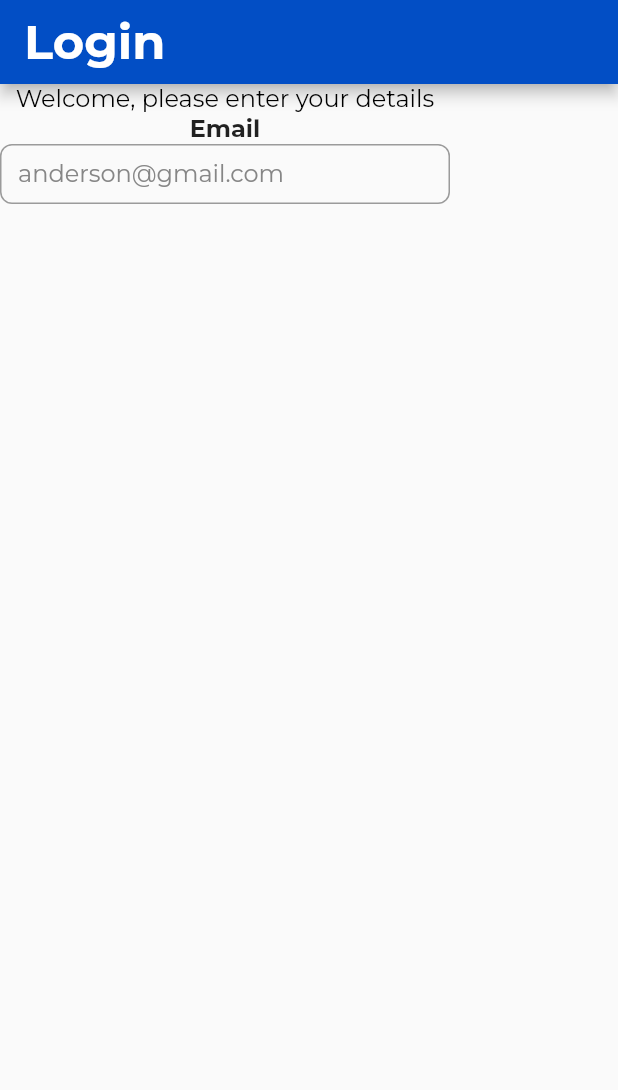
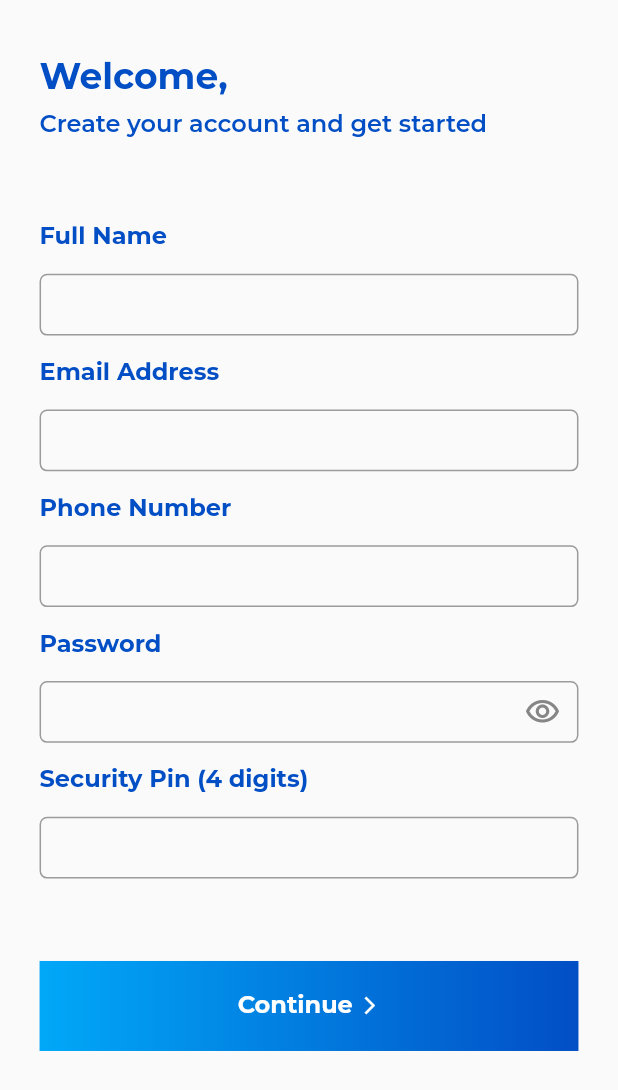
Before and after one commit to aderemi-alo/gt2022_pay, a Flutter app: the screen it shows after launch, on a phone screen of 412 x 824 dp. Shown: the top 1090 px of the screen. Run offline on Flutter 3.47's test engine with Material 2 defaults, Android fonts, the phone set to English and light mode, and no system bars; our stand-ins replace google_fonts, hexcolor.

Commit message:
completed the ui for the login screen

```diff
--- a/lib/constants.dart
+++ b/lib/constants.dart
@@ -20,3 +20,5 @@ final backgroundColor = HexColor("#FBB040");
 final Color grey1 = HexColor("#333333");
 final Color tertiaryBlue = HexColor("#01A8F8");
 final Color fieldGray = HexColor("#868686");
+
+//Aspect rations for width and height based on screen size
--- a/lib/screens.dart/login.dart
+++ b/lib/screens.dart/login.dart
@@ -1,24 +1,14 @@
 import 'package:flutter/material.dart';
 import 'package:google_fonts/google_fonts.dart';
 import 'package:gt2022/constants.dart';
+import 'package:hexcolor/hexcolor.dart';
 
 class LoginScreen extends StatelessWidget {
   const LoginScreen({super.key});
 
   @override
   Widget build(BuildContext context) {
-    return Scaffold(
-      appBar: AppBar(
-        backgroundColor: primaryBlue,
-        title: Row(
-          children: [
-            Text(
-              "Login",
-              style: appBarHeading,
-            ),
-          ],
-        ),
-      ),
+    return const Scaffold(
       body: Body(),
     );
   }
@@ -32,64 +22,201 @@ class Body extends StatefulWidget {
 }
 
 class _BodyState extends State<Body> {
-  final TextEditingController email = TextEditingController();
-  final _formKey = GlobalKey<FormState>();
+  TextEditingController _nameController = TextEditingController();
+  TextEditingController _passwordController = TextEditingController();
+  TextEditingController _emailController = TextEditingController();
+  TextEditingController _phoneNoController = TextEditingController();
+  TextEditingController _securityPinController = TextEditingController();
+  bool _passwordVisible = true;
 
   @override
   Widget build(BuildContext context) {
+    double widthRatio = MediaQuery.of(context).size.width / 375;
+    double heightRatio = (MediaQuery.of(context).size.height / 900);
+
     return SafeArea(
-      child: Form(
-        key: _formKey,
+      child: Padding(
+        padding: EdgeInsets.only(
+          top: (40 * heightRatio),
+          left: (24 * widthRatio),
+          right: (24 * widthRatio),
+        ),
+        child: SingleChildScrollView(
           child: Column(
-          children: <Widget>[
-            //   Text(
-            //     "GT2022",
-            //     style: GoogleFonts.montserrat(
-            //       fontWeight: FontWeight.w700,
-            //       fontSize: 24,
-            //       color: primaryBlue,
-            //     ),
-            //   ),
-
+            crossAxisAlignment: CrossAxisAlignment.start,
+            children: [
               Text(
-              "Welcome, please enter your details",
+                "Welcome,",
+                style: GoogleFonts.montserrat(
+                    fontWeight: FontWeight.w700,
+                    fontSize: 24,
+                    color: primaryBlue),
+              ),
+              SizedBox(height: 8 * heightRatio),
+              Text(
+                "Create your account and get started",
+                style: GoogleFonts.montserrat(
+                    fontWeight: FontWeight.w600,
+                    fontSize: 16,
+                    color: primaryBlue),
+              ),
+              SizedBox(height: 60 * heightRatio),
+              CustomTextField(
+                heightRatio: heightRatio,
+                fieldText: _nameController,
+                label: "Full Name",
+                inputType: TextInputType.name,
+              ),
+              SizedBox(
+                height: heightRatio * 16,
+              ),
+              CustomTextField(
+                inputType: TextInputType.emailAddress,
+                heightRatio: heightRatio,
+                fieldText: _emailController,
+                label: "Email Address",
+              ),
+              SizedBox(
+                height: heightRatio * 16,
+              ),
+              CustomTextField(
+                inputType: TextInputType.number,
+                heightRatio: heightRatio,
+                fieldText: _phoneNoController,
+                label: "Phone Number",
+              ),
+              SizedBox(
+                height: heightRatio * 16,
+              ),
+              Column(
+                crossAxisAlignment: CrossAxisAlignment.start,
+                children: [
+                  Text(
+                    "Password",
                     style: GoogleFonts.montserrat(
                         fontSize: 16,
-                  fontWeight: FontWeight.w400,
-                  color: Colors.black),
+                        fontWeight: FontWeight.w700,
+                        color: primaryBlue),
                   ),
-            Column(
+                  SizedBox(height: 16 * heightRatio),
+                  SizedBox(
+                    height: heightRatio * 45,
+                    child: TextFormField(
+                      obscureText: _passwordVisible,
+                      style: GoogleFonts.montserrat(fontSize: 16),
+                      decoration: InputDecoration(
+                        suffixIcon: IconButton(
+                          onPressed: () {
+                            setState(() {
+                              _passwordVisible = !_passwordVisible;
+                            });
+                          },
+                          icon: Icon(
+                            _passwordVisible
+                                ? Icons.visibility_outlined
+                                : Icons.visibility_off,
+                            color: fieldGray,
+                          ),
+                        ),
+                        border: OutlineInputBorder(
+                            borderRadius: BorderRadius.circular(5)),
+                      ),
+                      controller: _passwordController,
+                      textCapitalization: TextCapitalization.words,
+                      onChanged: (value) => _passwordController,
+                    ),
+                  ),
+                ],
+              ),
+              SizedBox(
+                height: heightRatio * 16,
+              ),
+              CustomTextField(
+                inputType: TextInputType.number,
+                heightRatio: heightRatio,
+                fieldText: _securityPinController,
+                label: "Security Pin (4 digits)",
+              ),
+              SizedBox(height: 60 * heightRatio),
+              Center(
+                child: Container(
+                  width: double.infinity,
+                  height: 60,
+                  decoration: BoxDecoration(
+                      gradient:
+                          LinearGradient(colors: [secondaryBlue, primaryBlue])),
+                  child: ElevatedButton(
+                    onPressed: () {},
+                    style: ElevatedButton.styleFrom(
+                        shape: RoundedRectangleBorder(
+                            borderRadius: BorderRadius.circular(5)),
+                        backgroundColor: Colors.transparent,
+                        shadowColor: Colors.transparent),
+                    child: Row(
+                      mainAxisAlignment: MainAxisAlignment.center,
                       children: [
                         Text(
-                  "Email",
+                          "Continue",
                           style: GoogleFonts.montserrat(
-                      fontWeight: FontWeight.w700, fontSize: 16),
+                              fontSize: 16, fontWeight: FontWeight.w700),
                         ),
-                Container(
-                  height: 40,
-                  width: 300,
-                  child: TextFormField(
-                    textAlignVertical: TextAlignVertical.bottom,
-                    decoration: InputDecoration(
-                      hintStyle: GoogleFonts.montserrat(
-                          fontWeight: FontWeight.w400,
-                          fontSize: 16,
-                          color: fieldGray),
-                      hintText: "anderson@gmail.com",
-                      border: OutlineInputBorder(
-                        borderSide: const BorderSide(width: 1),
-                        borderRadius: BorderRadius.circular(8),
+                        SizedBox(width: 4 * widthRatio),
+                        const Icon(
+                          Icons.arrow_forward_ios,
+                          size: 14,
+                        )
+                      ],
                     ),
                   ),
-                    keyboardType: TextInputType.emailAddress,
-                    controller: email,
                 ),
-                )
+              ),
             ],
-            )
-          ],
+          ),
         ),
       ),
     );
   }
 }
+
+class CustomTextField extends StatelessWidget {
+  const CustomTextField({
+    Key? key,
+    required this.heightRatio,
+    required this.fieldText,
+    required this.label,
+    required this.inputType,
+  }) : super(key: key);
+
+  final double heightRatio;
+  final TextEditingController fieldText;
+  final String label;
+  final TextInputType inputType;
+
+  @override
+  Widget build(BuildContext context) {
+    return Column(
+      crossAxisAlignment: CrossAxisAlignment.start,
+      children: [
+        Text(
+          label,
+          style: GoogleFonts.montserrat(
+              fontSize: 16, fontWeight: FontWeight.w700, color: primaryBlue),
+        ),
+        SizedBox(height: 16 * heightRatio),
+        SizedBox(
+          height: heightRatio * 45,
+          child: TextFormField(
+            style: GoogleFonts.montserrat(fontSize: 16),
+            decoration: InputDecoration(
+              border:
+                  OutlineInputBorder(borderRadius: BorderRadius.circular(5)),
+            ),
+            controller: fieldText,
+            textCapitalization: TextCapitalization.words,
+            onChanged: (value) => fieldText,
+          ),
+        ),
+      ],
+    );
+  }
+}
```
Lines whose indentation alone changed are shown as unchanged.
